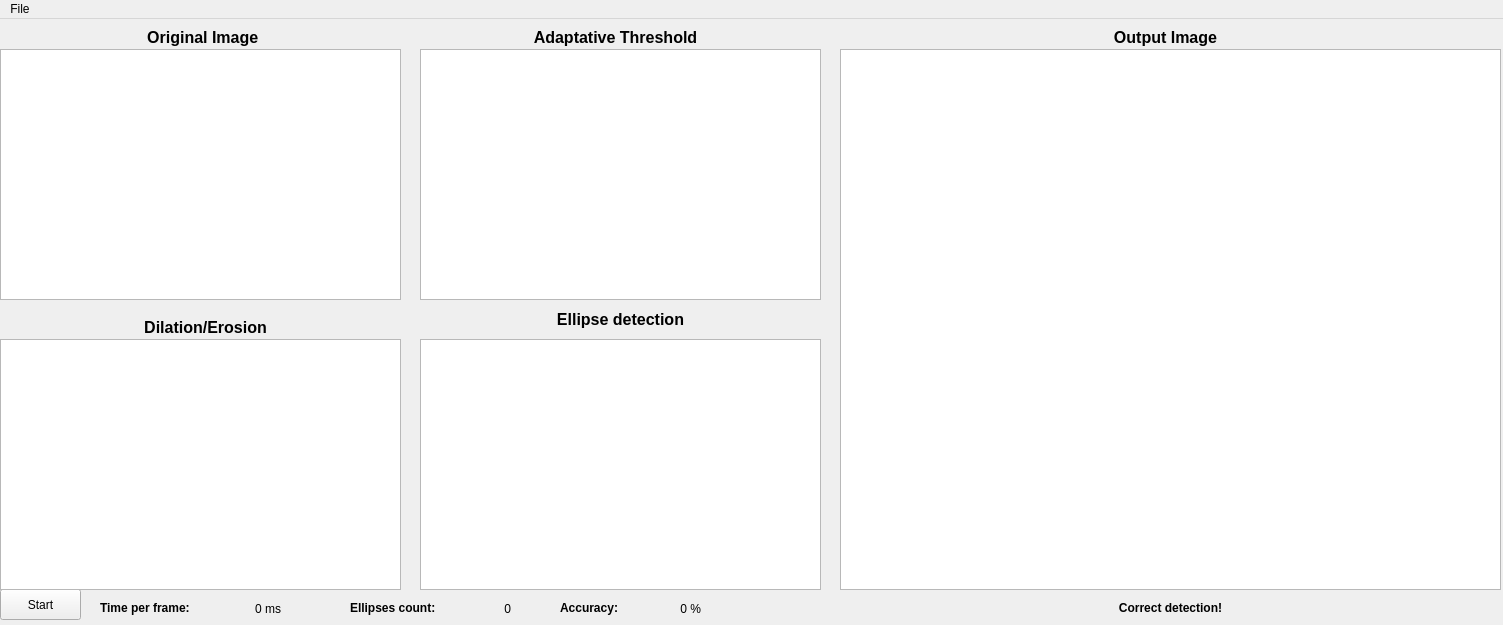
The window that mainwindow.ui (Suryavf/CameraCalibration) describes before a commit, drawn with Qt 5.
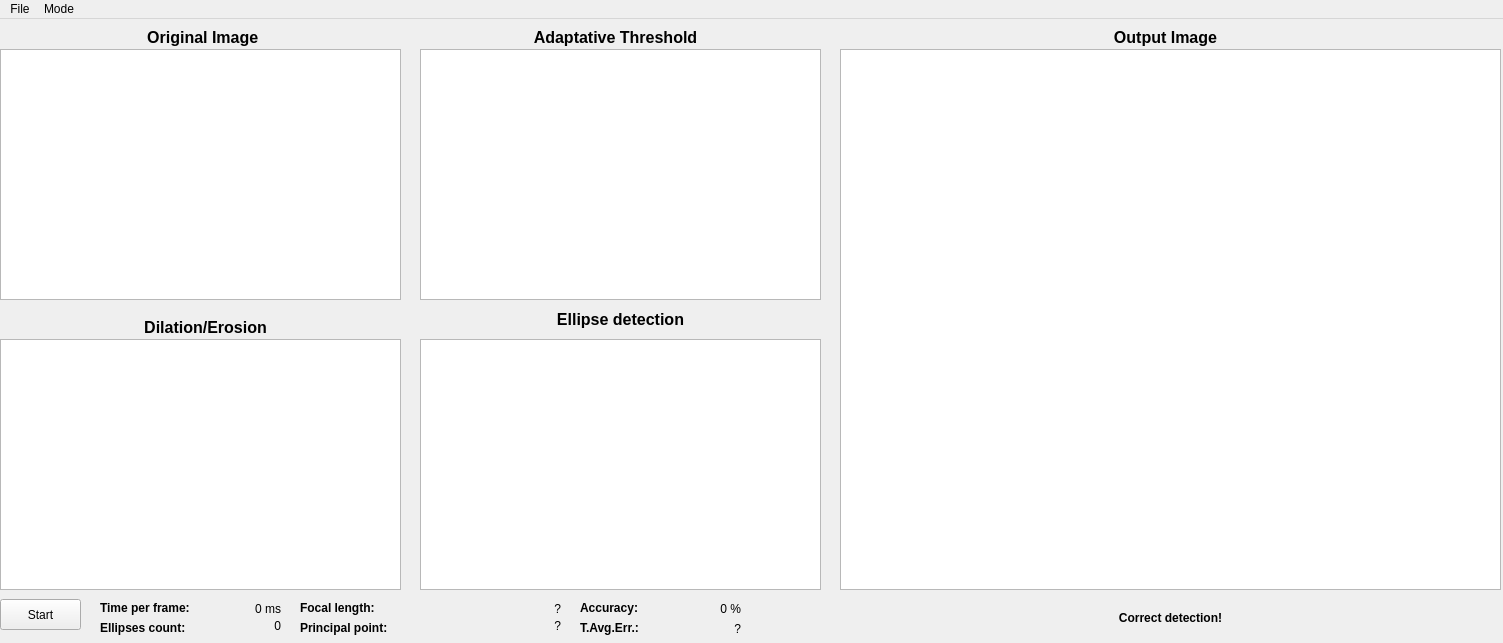
The same window after the commit.

```diff
--- a/mainwindow.ui
+++ b/mainwindow.ui
@@ -7,7 +7,7 @@
     <x>0</x>
     <y>0</y>
     <width>1503</width>
-    <height>625</height>
+    <height>643</height>
    </rect>
   </property>
   <property name="windowTitle">
@@ -28,7 +28,7 @@
     <property name="geometry">
      <rect>
       <x>0</x>
-      <y>570</y>
+      <y>580</y>
       <width>81</width>
       <height>31</height>
      </rect>
@@ -99,8 +99,8 @@
    <widget class="QLabel" name="label_2">
     <property name="geometry">
      <rect>
-      <x>350</x>
-      <y>580</y>
+      <x>100</x>
+      <y>600</y>
       <width>111</width>
       <height>17</height>
      </rect>
@@ -119,7 +119,7 @@
     <property name="geometry">
      <rect>
       <x>1070</x>
-      <y>580</y>
+      <y>590</y>
       <width>201</width>
       <height>17</height>
      </rect>
@@ -156,8 +156,8 @@
    <widget class="QLabel" name="ellipseCount">
     <property name="geometry">
      <rect>
-      <x>460</x>
-      <y>580</y>
+      <x>230</x>
+      <y>597</y>
       <width>51</width>
       <height>20</height>
      </rect>
@@ -287,7 +287,7 @@
    <widget class="QLabel" name="label_8">
     <property name="geometry">
      <rect>
-      <x>560</x>
+      <x>580</x>
       <y>580</y>
       <width>81</width>
       <height>17</height>
@@ -306,7 +306,7 @@
    <widget class="QLabel" name="accuracy">
     <property name="geometry">
      <rect>
-      <x>630</x>
+      <x>670</x>
       <y>580</y>
       <width>71</width>
       <height>20</height>
@@ -319,6 +319,111 @@
      <set>Qt::AlignRight|Qt::AlignTrailing|Qt::AlignVCenter</set>
     </property>
    </widget>
+   <widget class="QLabel" name="principalPoint">
+    <property name="geometry">
+     <rect>
+      <x>430</x>
+      <y>597</y>
+      <width>131</width>
+      <height>20</height>
+     </rect>
+    </property>
+    <property name="text">
+     <string>?</string>
+    </property>
+    <property name="alignment">
+     <set>Qt::AlignRight|Qt::AlignTrailing|Qt::AlignVCenter</set>
+    </property>
+   </widget>
+   <widget class="QLabel" name="focalLength">
+    <property name="geometry">
+     <rect>
+      <x>420</x>
+      <y>580</y>
+      <width>141</width>
+      <height>20</height>
+     </rect>
+    </property>
+    <property name="text">
+     <string>?</string>
+    </property>
+    <property name="alignment">
+     <set>Qt::AlignRight|Qt::AlignTrailing|Qt::AlignVCenter</set>
+    </property>
+   </widget>
+   <widget class="QLabel" name="label_9">
+    <property name="geometry">
+     <rect>
+      <x>300</x>
+      <y>580</y>
+      <width>111</width>
+      <height>17</height>
+     </rect>
+    </property>
+    <property name="font">
+     <font>
+      <weight>75</weight>
+      <bold>true</bold>
+     </font>
+    </property>
+    <property name="text">
+     <string>Focal length:</string>
+    </property>
+   </widget>
+   <widget class="QLabel" name="label_10">
+    <property name="geometry">
+     <rect>
+      <x>300</x>
+      <y>600</y>
+      <width>111</width>
+      <height>17</height>
+     </rect>
+    </property>
+    <property name="font">
+     <font>
+      <weight>75</weight>
+      <bold>true</bold>
+     </font>
+    </property>
+    <property name="text">
+     <string>Principal point:</string>
+    </property>
+   </widget>
+   <widget class="QLabel" name="totalAvgErr">
+    <property name="geometry">
+     <rect>
+      <x>670</x>
+      <y>600</y>
+      <width>71</width>
+      <height>20</height>
+     </rect>
+    </property>
+    <property name="text">
+     <string>?</string>
+    </property>
+    <property name="alignment">
+     <set>Qt::AlignRight|Qt::AlignTrailing|Qt::AlignVCenter</set>
+    </property>
+   </widget>
+   <widget class="QLabel" name="label_11">
+    <property name="geometry">
+     <rect>
+      <x>580</x>
+      <y>600</y>
+      <width>81</width>
+      <height>17</height>
+     </rect>
+    </property>
+    <property name="font">
+     <font>
+      <weight>75</weight>
+      <bold>true</bold>
+     </font>
+    </property>
+    <property name="text">
+     <string>T.Avg.Err.:</string>
+    </property>
+   </widget>
   </widget>
   <widget class="QMenuBar" name="menuBar">
    <property name="geometry">
@@ -338,7 +443,15 @@
     <addaction name="actionGrid3x4"/>
     <addaction name="actionGrid4x5"/>
    </widget>
+   <widget class="QMenu" name="menuMode">
+    <property name="title">
+     <string>Mode</string>
+    </property>
+    <addaction name="actionModeTest"/>
+    <addaction name="actionModeCalibration"/>
+   </widget>
    <addaction name="menuFile"/>
+   <addaction name="menuMode"/>
   </widget>
   <action name="actionOpen">
    <property name="text">
```
Left out of the diff: 10 changed lines with no effect on the pictures.
